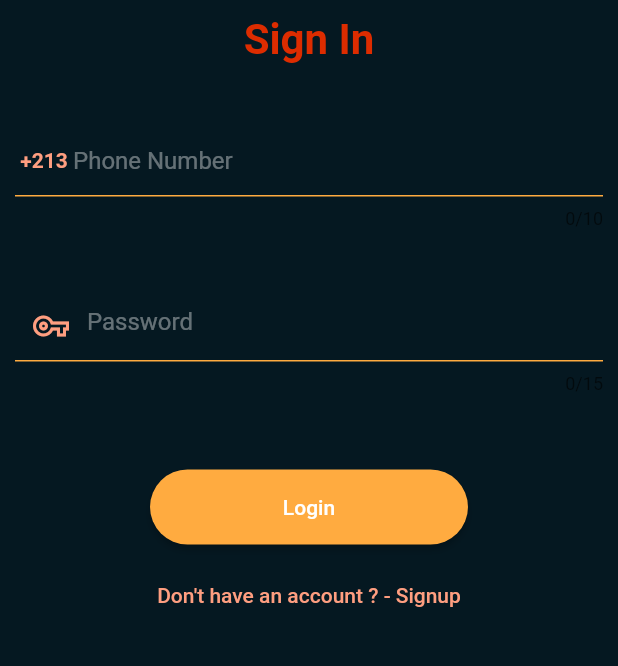
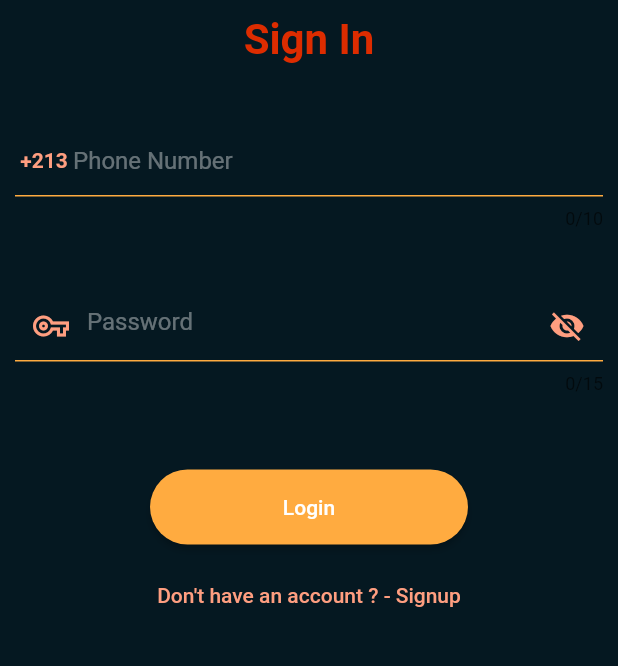
Before and after one commit to 1cyb/hairobarber, a Flutter app: the screen it shows after launch, on a phone screen of 412 x 824 dp, the part 360-1026 px from its top. Run offline on Flutter 3.47's test engine with Material 2 defaults, Android fonts, the light colour scheme and no system bars; our stand-ins replace firebase_auth, firebase_core, firebase_database, flutter_advanced_drawer, pin_code_fields, shared_preferences; missing offline and left inert: gender_picker, intro_views_flutter; accounts and stored records are empty.

Commit message:
Password visibility - HairoBarber

```diff
--- a/lib/LoginRegScreens/loginpage.dart
+++ b/lib/LoginRegScreens/loginpage.dart
@@ -15,6 +15,8 @@ class _LoginScreenState extends State<LoginScreen> {
   TextEditingController _controller = TextEditingController();
   TextEditingController _passwordcontroller = TextEditingController();
   final GlobalKey<ScaffoldState> _scaffoldkey = GlobalKey<ScaffoldState>();
+  var _passwordVisible;
+  var _obscureText;
   @override
   Widget build(BuildContext context) {
     return Scaffold(
@@ -84,12 +86,26 @@ class _LoginScreenState extends State<LoginScreen> {
                   cursorColor: Colors.orangeAccent,
                   keyboardType: TextInputType.text,
                   controller: _passwordcontroller,
-                  obscureText: true,
+                  obscureText: _obscureText,
                   maxLength: 15,
                   decoration: InputDecoration(
                       prefixIcon: Icon(
                         Icons.vpn_key_outlined,
                         color: Colors.deepOrangeAccent.shade100,
+                      ),
+                      suffixIcon: IconButton(
+                        icon: Icon(
+                          _passwordVisible
+                              ? Icons.visibility
+                              : Icons.visibility_off,
+                          color: Colors.deepOrangeAccent.shade100,
+                        ),
+                        onPressed: () {
+                          setState(() {
+                            _passwordVisible = !_passwordVisible;
+                            _obscureText = !_obscureText;
+                          });
+                        },
                       ),
                       hintText: 'Password',
                       hintStyle: TextStyle(color: Colors.white38),
@@ -182,6 +198,8 @@ class _LoginScreenState extends State<LoginScreen> {
 
   @override
   void initState() {
+    _passwordVisible = false;
+    _obscureText = true;
     super.initState();
     WidgetsBinding.instance!.addPostFrameCallback((timeStamp) async {
       SharedPreferences prefs = await SharedPreferences.getInstance();
```
Also changed, not shown: lib/LoginRegScreens/password.dart (+19 -3 lines), pubspec.lock.
